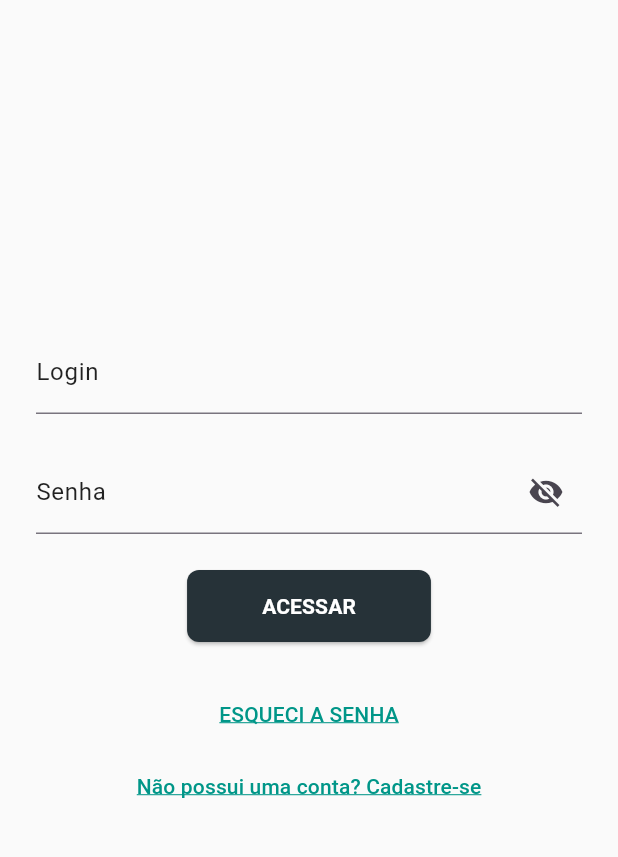
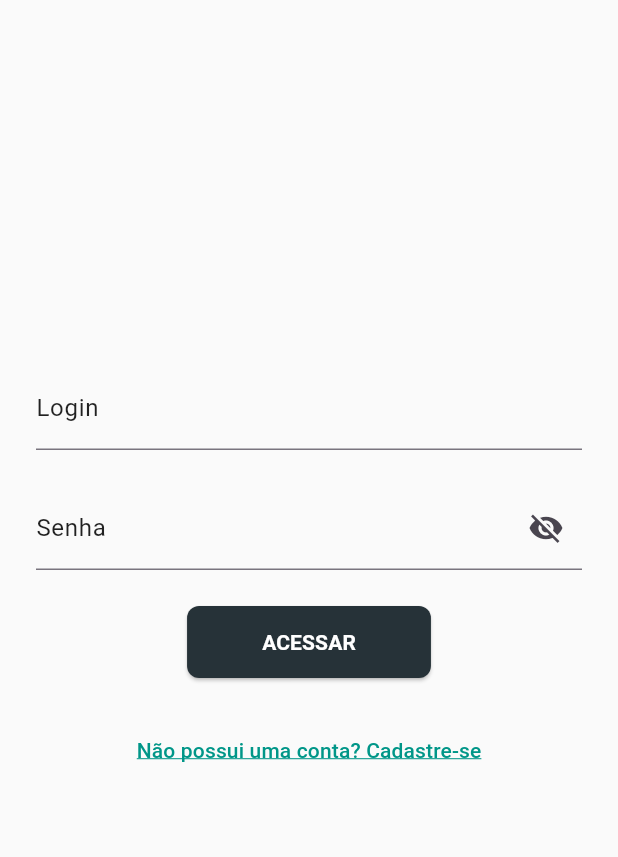
Before and after one commit to nicolemartinsx/book-tracker, a Flutter app: the screen it shows after launch, on a phone screen of 412 x 824 dp, the part 84-941 px from its top. Run offline on Flutter 3.47's test engine with Material 3 defaults, Android fonts, the light colour scheme and no system bars; our stand-ins replace firebase_auth, firebase_core, google_fonts, smooth_star_rating_null_safety; accounts and stored records are empty.

Commit message:
remove: forgot password option

```diff
--- a/lib/pages/login_page.dart
+++ b/lib/pages/login_page.dart
@@ -118,7 +118,7 @@ class _LoginPageState extends State<LoginPage> {
                 ),
               ),
               SizedBox(height: 24),
-              TextButton(
+              /* TextButton(
                 onPressed: () {},
                 child: Text(
                   "ESQUECI A SENHA",
@@ -129,7 +129,7 @@ class _LoginPageState extends State<LoginPage> {
                     decorationColor: Colors.teal,
                   ),
                 ),
-              ),
+              ), */
               TextButton(
                 onPressed: () {
                   Navigator.pushAndRemoveUntil(
```
